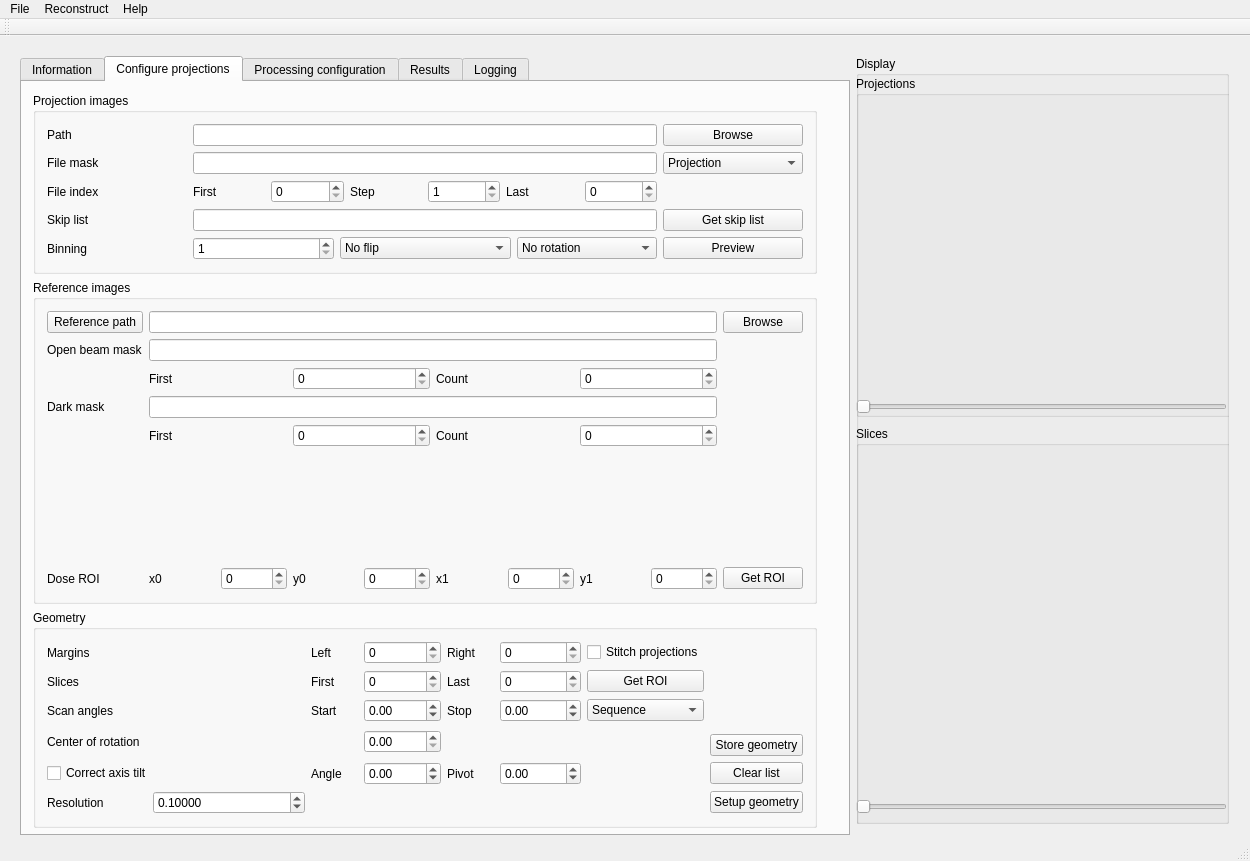
Above: src/muhrec3/muhrecmainwindow.ui from neutronimaging/imagingsuite before the change. Below: the same form after it.
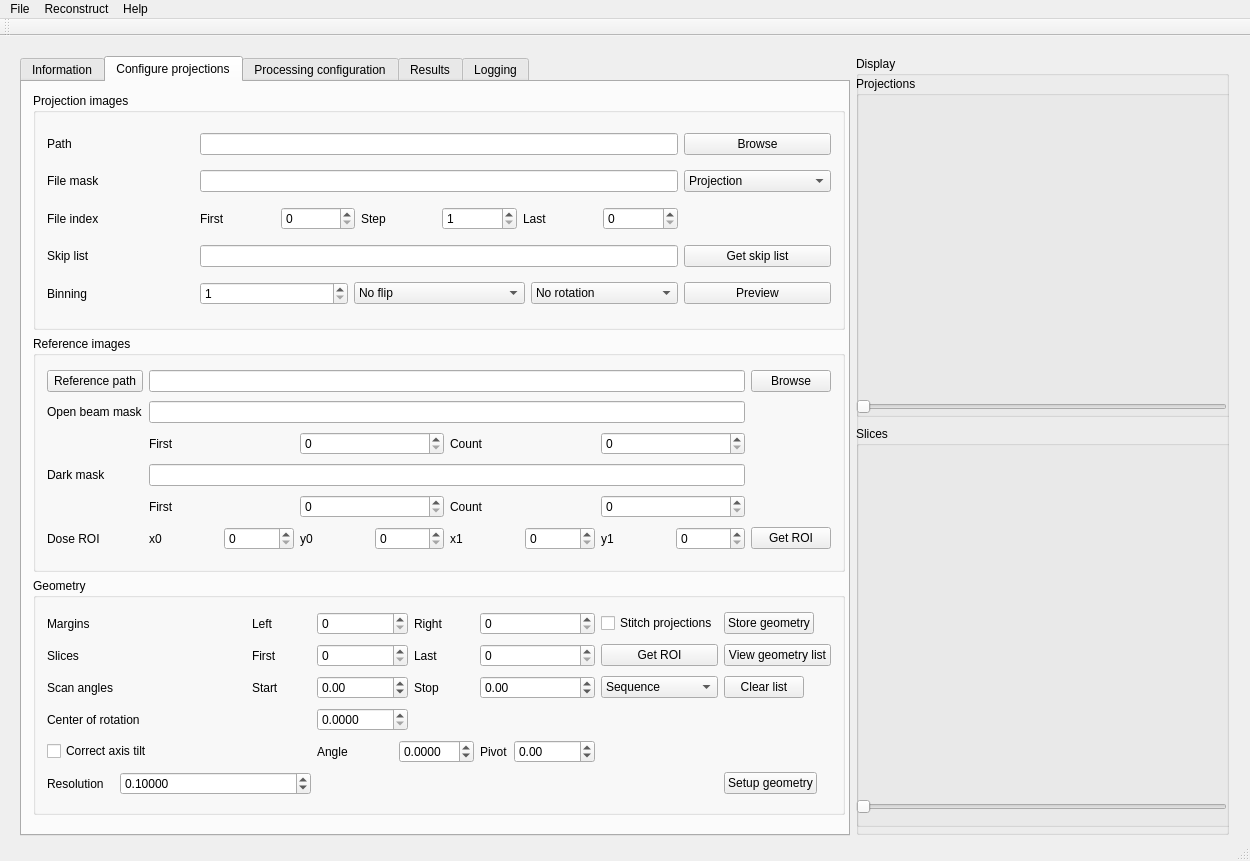
That is the form after the change. Custom widgets are drawn as their Qt base class.

Commit message: Added geometry list dialog

The edit to the form file:
```diff
--- a/src/muhrec3/muhrecmainwindow.ui
+++ b/src/muhrec3/muhrecmainwindow.ui
@@ -20,7 +20,7 @@
       <x>9</x>
       <y>9</y>
       <width>1231</width>
-      <height>790</height>
+      <height>801</height>
      </rect>
     </property>
     <layout class="QHBoxLayout" name="horizontalLayout">
@@ -148,8 +148,8 @@
           <rect>
            <x>0</x>
            <y>0</y>
-           <width>806</width>
-           <height>757</height>
+           <width>834</width>
+           <height>744</height>
           </rect>
          </property>
          <layout class="QVBoxLayout" name="layoutProjectionInformation">
@@ -602,7 +602,7 @@
                </item>
               </layout>
              </item>
-             <item row="6" column="1">
+             <item row="5" column="1">
               <layout class="QHBoxLayout" name="layoutDoseROI">
                <item>
                 <widget class="QLabel" name="label_19">
@@ -687,33 +687,20 @@
                </property>
               </widget>
              </item>
-             <item row="6" column="2">
+             <item row="5" column="2">
               <widget class="QPushButton" name="buttonGetDoseROI">
                <property name="text">
                 <string>Get ROI</string>
                </property>
               </widget>
              </item>
-             <item row="6" column="0">
+             <item row="5" column="0">
               <widget class="QLabel" name="label_18">
                <property name="text">
                 <string>Dose ROI</string>
                </property>
               </widget>
              </item>
-             <item row="5" column="1">
-              <spacer name="verticalSpacer">
-               <property name="orientation">
-                <enum>Qt::Vertical</enum>
-               </property>
-               <property name="sizeHint" stdset="0">
-                <size>
-                 <width>20</width>
-                 <height>27</height>
-                </size>
-               </property>
-              </spacer>
-             </item>
             </layout>
            </widget>
           </item>
@@ -723,21 +710,14 @@
              <string>Geometry</string>
             </property>
             <layout class="QGridLayout" name="gridLayout_4">
-             <item row="2" column="9">
-              <widget class="QComboBox" name="comboDataSequence">
-               <item>
+             <item row="0" column="0">
+              <widget class="QLabel" name="label_25">
                 <property name="text">
-                 <string>Sequence</string>
-                </property>
-               </item>
-               <item>
-                <property name="text">
-                 <string>Golden ratio</string>
-                </property>
-               </item>
+                <string>Margins</string>
+               </property>
               </widget>
              </item>
-             <item row="0" column="5">
+             <item row="0" column="3">
               <widget class="QLabel" name="label_29">
                <property name="text">
                 <string>Left</string>
@@ -747,14 +727,14 @@
                </property>
               </widget>
              </item>
-             <item row="0" column="6">
+             <item row="0" column="4">
               <widget class="QSpinBox" name="spinMarginLeft">
                <property name="maximum">
                 <number>10000</number>
                </property>
               </widget>
              </item>
-             <item row="0" column="7">
+             <item row="0" column="5">
               <widget class="QLabel" name="label_30">
                <property name="text">
                 <string>Right</string>
@@ -764,13 +744,33 @@
                </property>
               </widget>
              </item>
-             <item row="0" column="8">
+             <item row="0" column="6">
               <widget class="QSpinBox" name="spinMarginRight">
                <property name="maximum">
                 <number>10000</number>
                </property>
               </widget>
              </item>
+             <item row="0" column="7">
+              <widget class="QCheckBox" name="check_stitchprojections">
+               <property name="text">
+                <string>Stitch projections</string>
+               </property>
+              </widget>
+             </item>
+             <item row="0" column="8">
+              <widget class="QPushButton" name="buttonStoreGeometry">
+               <property name="sizePolicy">
+                <sizepolicy hsizetype="Fixed" vsizetype="Fixed">
+                 <horstretch>0</horstretch>
+                 <verstretch>0</verstretch>
+                </sizepolicy>
+               </property>
+               <property name="text">
+                <string>Store geometry</string>
+               </property>
+              </widget>
+             </item>
              <item row="1" column="0">
               <widget class="QLabel" name="label_26">
                <property name="text">
@@ -778,7 +778,7 @@
                </property>
               </widget>
              </item>
-             <item row="1" column="5">
+             <item row="1" column="3">
               <widget class="QLabel" name="label_31">
                <property name="text">
                 <string>First</string>
@@ -788,14 +788,14 @@
                </property>
               </widget>
              </item>
-             <item row="1" column="6">
+             <item row="1" column="4">
               <widget class="QSpinBox" name="spinSlicesFirst">
                <property name="maximum">
                 <number>10000</number>
                </property>
               </widget>
              </item>
-             <item row="1" column="7">
+             <item row="1" column="5">
               <widget class="QLabel" name="label_32">
                <property name="text">
                 <string>Last</string>
@@ -805,21 +805,55 @@
                </property>
               </widget>
              </item>
-             <item row="1" column="8">
+             <item row="1" column="6">
               <widget class="QSpinBox" name="spinSlicesLast">
                <property name="maximum">
                 <number>10000</number>
                </property>
               </widget>
              </item>
-             <item row="2" column="0" colspan="3">
+             <item row="1" column="7">
+              <widget class="QPushButton" name="buttonGetReconROI">
+               <property name="text">
+                <string>Get ROI</string>
+               </property>
+              </widget>
+             </item>
+             <item row="1" column="8">
+              <widget class="QPushButton" name="buttonViewGeometryList">
+               <property name="sizePolicy">
+                <sizepolicy hsizetype="Fixed" vsizetype="Fixed">
+                 <horstretch>0</horstretch>
+                 <verstretch>0</verstretch>
+                </sizepolicy>
+               </property>
+               <property name="text">
+                <string>View geometry list</string>
+               </property>
+              </widget>
+             </item>
+             <item row="2" column="7">
+              <widget class="QComboBox" name="comboDataSequence">
+               <item>
+                <property name="text">
+                 <string>Sequence</string>
+                </property>
+               </item>
+               <item>
+                <property name="text">
+                 <string>Golden ratio</string>
+                </property>
+               </item>
+              </widget>
+             </item>
+             <item row="2" column="0">
               <widget class="QLabel" name="label_27">
                <property name="text">
                 <string>Scan angles</string>
                </property>
               </widget>
              </item>
-             <item row="2" column="5">
+             <item row="2" column="3">
               <widget class="QLabel" name="label_33">
                <property name="text">
                 <string>Start</string>
@@ -829,7 +863,7 @@
                </property>
               </widget>
              </item>
-             <item row="2" column="6">
+             <item row="2" column="4">
               <widget class="QDoubleSpinBox" name="dspinAngleStart">
                <property name="minimum">
                 <double>-1000.000000000000000</double>
@@ -839,7 +873,7 @@
                </property>
               </widget>
              </item>
-             <item row="2" column="7">
+             <item row="2" column="5">
               <widget class="QLabel" name="label_34">
                <property name="text">
                 <string>Stop</string>
@@ -849,7 +883,7 @@
                </property>
               </widget>
              </item>
-             <item row="2" column="8">
+             <item row="2" column="6">
               <widget class="QDoubleSpinBox" name="dspinAngleStop">
                <property name="minimum">
                 <double>-1000.000000000000000</double>
@@ -859,7 +893,20 @@
                </property>
               </widget>
              </item>
-             <item row="3" column="0" rowspan="2" colspan="4">
+             <item row="2" column="8">
+              <widget class="QPushButton" name="buttonClearGeometryList">
+               <property name="sizePolicy">
+                <sizepolicy hsizetype="Fixed" vsizetype="Fixed">
+                 <horstretch>0</horstretch>
+                 <verstretch>0</verstretch>
+                </sizepolicy>
+               </property>
+               <property name="text">
+                <string>Clear list</string>
+               </property>
+              </widget>
+             </item>
+             <item row="3" column="0" colspan="2">
               <widget class="QLabel" name="label_28">
                <property name="text">
                 <string>Center of rotation</string>
@@ -869,8 +916,24 @@
                </property>
               </widget>
              </item>
-             <item row="3" column="6" rowspan="2">
+             <item row="3" column="2" colspan="2">
+              <spacer name="horizontalSpacer">
+               <property name="orientation">
+                <enum>Qt::Horizontal</enum>
+               </property>
+               <property name="sizeHint" stdset="0">
+                <size>
+                 <width>68</width>
+                 <height>20</height>
+                </size>
+               </property>
+              </spacer>
+             </item>
+             <item row="3" column="4">
               <widget class="QDoubleSpinBox" name="dspinRotationCenter">
+               <property name="decimals">
+                <number>4</number>
+               </property>
                <property name="maximum">
                 <double>10000.000000000000000</double>
                </property>
@@ -879,7 +942,7 @@
                </property>
               </widget>
              </item>
-             <item row="5" column="0" colspan="5">
+             <item row="4" column="0" colspan="3">
               <widget class="QCheckBox" name="checkCorrectTilt">
                <property name="sizePolicy">
                 <sizepolicy hsizetype="Maximum" vsizetype="Fixed">
@@ -892,7 +955,9 @@
                </property>
               </widget>
              </item>
-             <item row="5" column="5">
+             <item row="4" column="4" colspan="2">
+              <layout class="QHBoxLayout" name="horizontalLayout_2">
+               <item>
               <widget class="QLabel" name="label_35">
                <property name="text">
                 <string>Angle</string>
@@ -902,8 +967,11 @@
                </property>
               </widget>
              </item>
-             <item row="5" column="6">
+               <item>
               <widget class="QDoubleSpinBox" name="dspinTiltAngle">
+                 <property name="decimals">
+                  <number>4</number>
+                 </property>
                <property name="minimum">
                 <double>-10.000000000000000</double>
                </property>
@@ -915,7 +983,11 @@
                </property>
               </widget>
              </item>
-             <item row="5" column="7">
+              </layout>
+             </item>
+             <item row="4" column="6">
+              <layout class="QHBoxLayout" name="horizontalLayout_3">
+               <item>
               <widget class="QLabel" name="label_36">
                <property name="text">
                 <string>Pivot</string>
@@ -925,7 +997,7 @@
                </property>
               </widget>
              </item>
-             <item row="5" column="8">
+               <item>
               <widget class="QDoubleSpinBox" name="dspinTiltPivot">
                <property name="minimum">
                 <double>-10000.000000000000000</double>
@@ -935,7 +1007,9 @@
                </property>
               </widget>
              </item>
-             <item row="6" column="0" colspan="2">
+              </layout>
+             </item>
+             <item row="5" column="0">
               <widget class="QLabel" name="label_37">
                <property name="text">
                 <string>Resolution</string>
@@ -945,7 +1019,7 @@
                </property>
               </widget>
              </item>
-             <item row="6" column="2" colspan="3">
+             <item row="5" column="1" colspan="3">
               <widget class="QDoubleSpinBox" name="dspinResolution">
                <property name="decimals">
                 <number>5</number>
@@ -961,48 +1035,19 @@
                </property>
               </widget>
              </item>
-             <item row="1" column="9">
-              <widget class="QPushButton" name="buttonGetReconROI">
-               <property name="text">
-                <string>Get ROI</string>
-               </property>
-              </widget>
-             </item>
-             <item row="0" column="0" colspan="2">
-              <widget class="QLabel" name="label_25">
-               <property name="text">
-                <string>Margins</string>
-               </property>
-              </widget>
-             </item>
-             <item row="6" column="10">
+             <item row="5" column="8">
               <widget class="QPushButton" name="buttonConfigGeometry">
+               <property name="sizePolicy">
+                <sizepolicy hsizetype="Fixed" vsizetype="Fixed">
+                 <horstretch>0</horstretch>
+                 <verstretch>0</verstretch>
+                </sizepolicy>
+               </property>
                <property name="text">
                 <string>Setup geometry</string>
                </property>
               </widget>
              </item>
-             <item row="0" column="9">
-              <widget class="QCheckBox" name="check_stitchprojections">
-               <property name="text">
-                <string>Stitch projections</string>
-               </property>
-              </widget>
-             </item>
-             <item row="4" column="10">
-              <widget class="QPushButton" name="buttonStoreGeometry">
-               <property name="text">
-                <string>Store geometry</string>
-               </property>
-              </widget>
-             </item>
-             <item row="5" column="10">
-              <widget class="QPushButton" name="buttonClearGeometryList">
-               <property name="text">
-                <string>Clear list</string>
-               </property>
-              </widget>
-             </item>
             </layout>
            </widget>
           </item>
```
Lines whose indentation alone changed are shown as unchanged. The commit also changes 6 other files.
